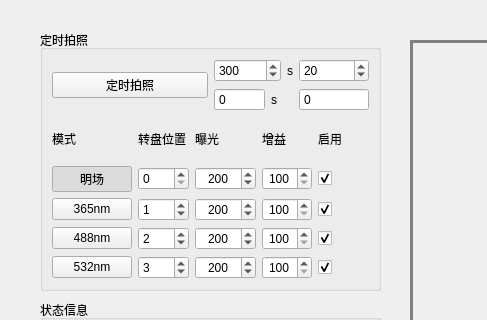
Old version of the form mainwindow.ui in the repository PingY2000/QT_Fluor; both pictures show x 0 to 487 and y 0 to 320 of the 1376 by 819 pixel window.
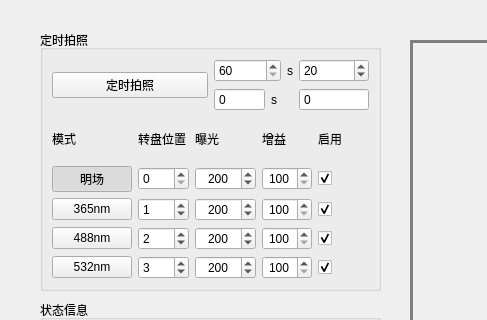
New version of the form.

Diff of the .ui file:
```diff
--- a/mainwindow.ui
+++ b/mainwindow.ui
@@ -342,7 +342,7 @@
               <number>100000</number>
              </property>
              <property name="value">
-              <number>300</number>
+              <number>60</number>
              </property>
             </widget>
            </item>
```
